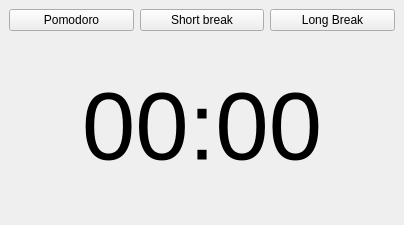
proton/qPomodoro, file mainwindow.ui: the form before one commit.
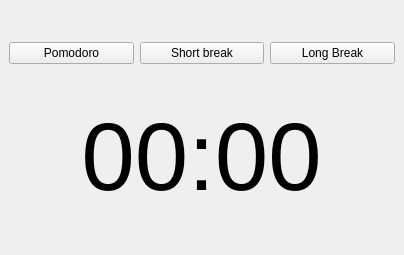
The form after the commit. Icons and pictures are not drawn.

Commit message: styles tunes

```diff
--- a/mainwindow.ui
+++ b/mainwindow.ui
@@ -7,9 +7,30 @@
     <x>0</x>
     <y>0</y>
     <width>404</width>
-    <height>225</height>
+    <height>255</height>
    </rect>
   </property>
+  <property name="sizePolicy">
+   <sizepolicy hsizetype="Fixed" vsizetype="Fixed">
+    <horstretch>0</horstretch>
+    <verstretch>0</verstretch>
+   </sizepolicy>
+  </property>
+  <property name="minimumSize">
+   <size>
+    <width>404</width>
+    <height>255</height>
+   </size>
+  </property>
+  <property name="maximumSize">
+   <size>
+    <width>404</width>
+    <height>255</height>
+   </size>
+  </property>
+  <property name="contextMenuPolicy">
+   <enum>Qt::NoContextMenu</enum>
+  </property>
   <property name="windowTitle">
    <string>MainWindow</string>
   </property>
@@ -41,7 +62,15 @@
      </layout>
     </item>
     <item>
+     <layout class="QHBoxLayout" name="horizontalLayout_2">
+      <item>
      <widget class="QLabel" name="timeLabel">
+        <property name="sizePolicy">
+         <sizepolicy hsizetype="Fixed" vsizetype="Fixed">
+          <horstretch>0</horstretch>
+          <verstretch>0</verstretch>
+         </sizepolicy>
+        </property>
       <property name="font">
        <font>
         <pointsize>72</pointsize>
@@ -56,6 +85,8 @@
      </widget>
     </item>
    </layout>
+    </item>
+   </layout>
   </widget>
  </widget>
  <resources/>
```
Left out of the diff: 13 changed lines with no effect on the pictures. Lines whose indentation alone changed are shown as unchanged. The commit also changes 2 other files.
